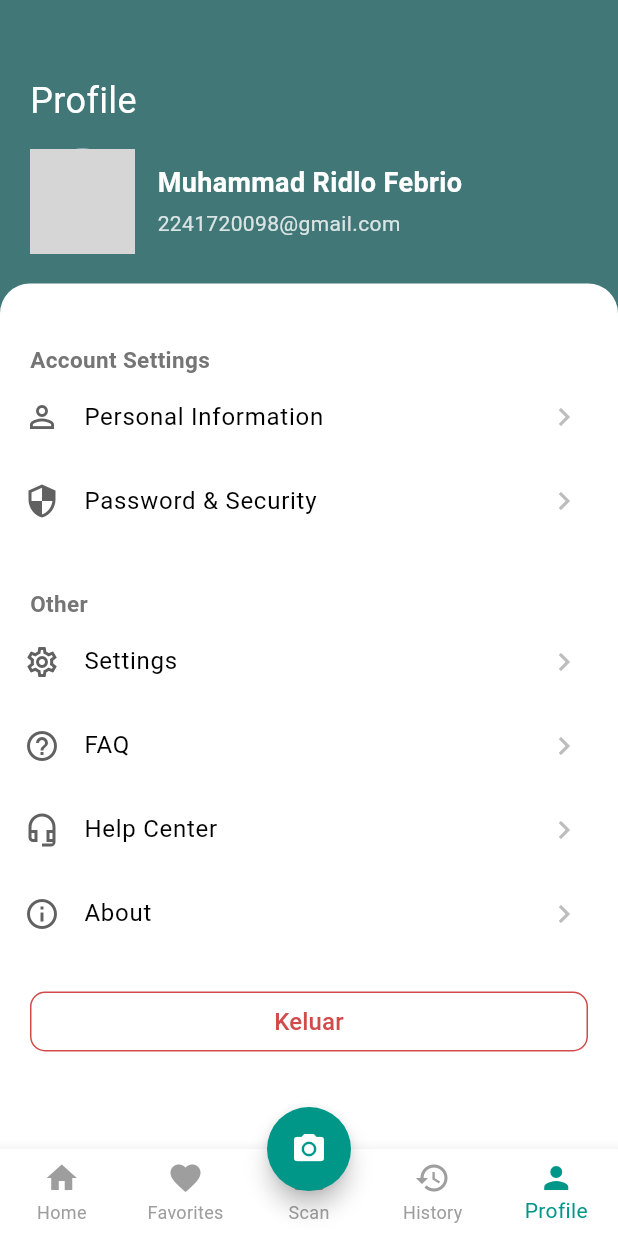
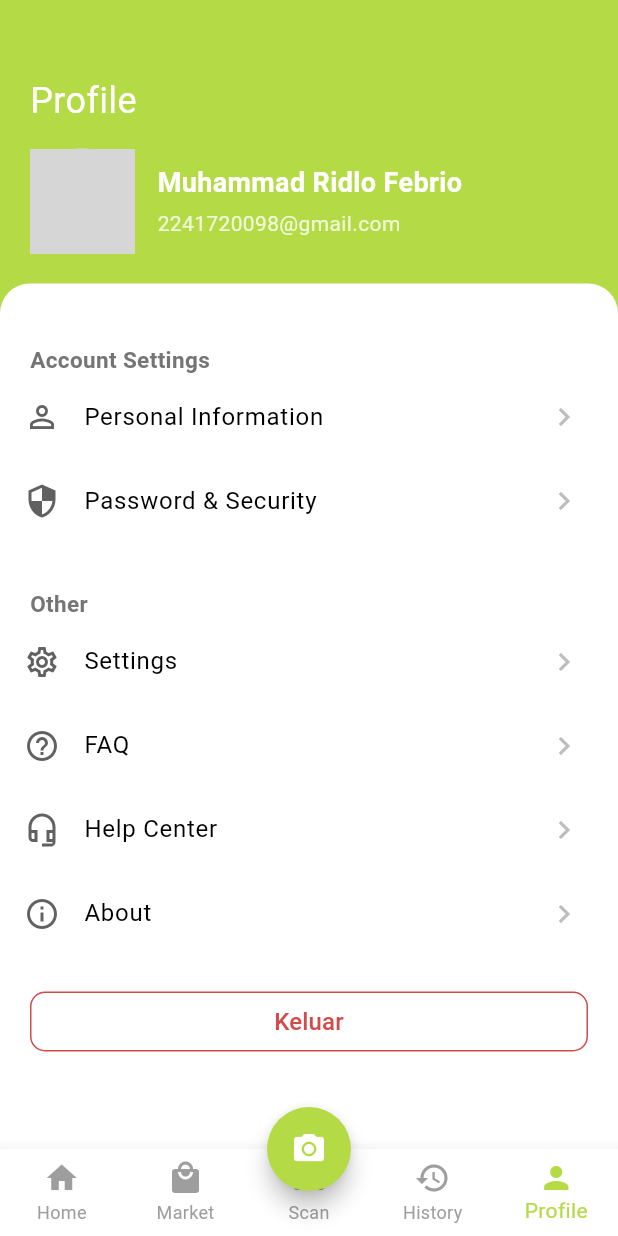
Before and after one commit to ridlofebrio/leafolyzef, a Flutter app: the Home screen opened directly, item 5 of the bottom bar chosen, on a phone screen of 412 x 824 dp. Run offline on Flutter 3.47's test engine with Material 3 defaults, Android fonts, the phone set to English and light mode, and no system bars; our stand-ins replace another_flutter_splash_screen, camera, image_picker, permission_handler; network calls fail; grey boxes are pictures that could not be loaded.

Commit message:
fix : color dan icon pada home (#10)

```diff
--- a/lib/constants/color.dart
+++ b/lib/constants/color.dart
@@ -6,7 +6,7 @@ class AppColors {
   static const primaryForegroundColor = Color(0xFF272D20);
   static const mutedForegroundColor = Color(0xFF64748B);
   static const foregroundColor = Color(0xFF020617);
-  static const GreenLogodanButton = Color.fromARGB(255, 65, 119, 119);
+  static const GreenLogodanButton = Color(0xFFB4DB46);
   static const logoRed = Color.fromARGB(255, 210, 75, 75);
   static const darkBlack = Color(0xFF202538);
   static const secondaryBlack = Color(0xFF00152C);
--- a/lib/core/home.dart
+++ b/lib/core/home.dart
@@ -1,4 +1,5 @@
 import 'package:flutter/material.dart';
+import 'package:leafolyze/constants/color.dart';
 import 'package:leafolyze/screens/camera_screen.dart';
 import 'package:leafolyze/screens/profileScreen.dart';
 
@@ -37,7 +38,7 @@ class _HomeState extends State<Home> {
               currentIndex: _currentScreenIndex,
               onTap: _onTabSelected,
               backgroundColor: Colors.white,
-              selectedItemColor: Colors.teal,
+              selectedItemColor: AppColors.primaryColor,
               unselectedItemColor: Colors.grey,
               type: BottomNavigationBarType.fixed,
               items: const [
@@ -46,8 +47,8 @@ class _HomeState extends State<Home> {
                   label: 'Home',
                 ),
                 BottomNavigationBarItem(
-                  icon: Icon(Icons.favorite),
-                  label: 'Favorites',
+                  icon: Icon(Icons.local_mall),
+                  label: 'Market',
                 ),
                 BottomNavigationBarItem(
                   icon: Icon(Icons.camera_alt),
@@ -66,7 +67,7 @@ class _HomeState extends State<Home> {
       floatingActionButton: _currentScreenIndex == 2
           ? null
           : FloatingActionButton(
-              backgroundColor: Colors.teal,
+              backgroundColor: AppColors.GreenLogodanButton,
               shape: const CircleBorder(),
               child: const Icon(
                 Icons.camera_alt,
--- a/lib/main.dart
+++ b/lib/main.dart
@@ -1,4 +1,5 @@
 import 'package:flutter/material.dart';
+import 'package:leafolyze/core/home.dart';
 import 'package:leafolyze/screens/register_screen.dart';
 import 'package:leafolyze/screens/login_screen.dart';
 
@@ -13,7 +14,7 @@ class MainApp extends StatelessWidget {
   Widget build(BuildContext context) {
     return MaterialApp(
       debugShowCheckedModeBanner: false,
-      home: RegisterScreen(),
+      home: Home(),
     );
   }
 }
```
